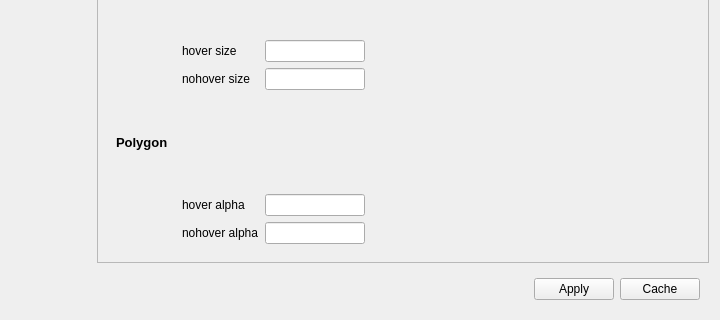
This is ui/setting_dialog.ui in yatengLG/ISAT as Qt 5 draws it before an edit; both pictures show x 0 to 720 and y 140 to 460 of the 720 by 460 pixel window. The edited form follows.
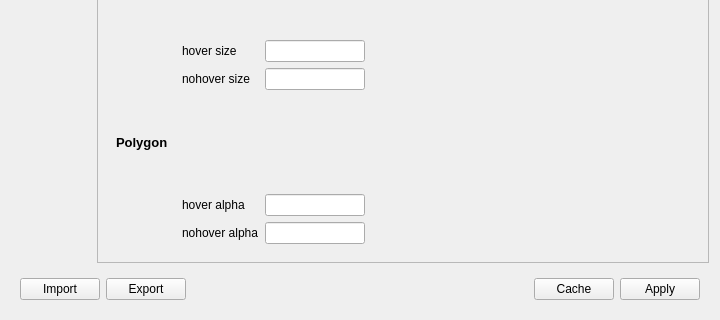
This is the edited form.

The edit to the form file:
```diff
--- a/ui/setting_dialog.ui
+++ b/ui/setting_dialog.ui
@@ -13,6 +13,8 @@
   <property name="windowTitle">
    <string>Setting</string>
   </property>
+  <layout class="QVBoxLayout" name="verticalLayout_7">
+   <item>
   <layout class="QHBoxLayout" name="horizontalLayout_2">
    <item>
     <layout class="QVBoxLayout" name="verticalLayout">
@@ -407,9 +409,27 @@
        </widget>
       </widget>
      </item>
+      </layout>
+     </item>
+    </layout>
+   </item>
      <item>
       <widget class="QWidget" name="widget_4" native="true">
        <layout class="QHBoxLayout" name="horizontalLayout">
+      <item>
+       <widget class="QPushButton" name="pushButton_import">
+        <property name="text">
+         <string>Import</string>
+        </property>
+       </widget>
+      </item>
+      <item>
+       <widget class="QPushButton" name="pushButton_export">
+        <property name="text">
+         <string>Export</string>
+        </property>
+       </widget>
+      </item>
         <item>
          <spacer name="horizontalSpacer_2">
           <property name="orientation">
@@ -423,13 +443,6 @@
           </property>
          </spacer>
         </item>
-        <item>
-         <widget class="QPushButton" name="apply_button">
-          <property name="text">
-           <string>Apply</string>
-          </property>
-         </widget>
-        </item>
         <item>
          <widget class="QPushButton" name="cache_button">
           <property name="text">
@@ -437,10 +450,15 @@
           </property>
          </widget>
         </item>
-       </layout>
+      <item>
+       <widget class="QPushButton" name="apply_button">
+        <property name="text">
+         <string>Apply</string>
+        </property>
       </widget>
      </item>
     </layout>
+    </widget>
    </item>
   </layout>
  </widget>
```
Lines whose indentation alone changed are shown as unchanged.
